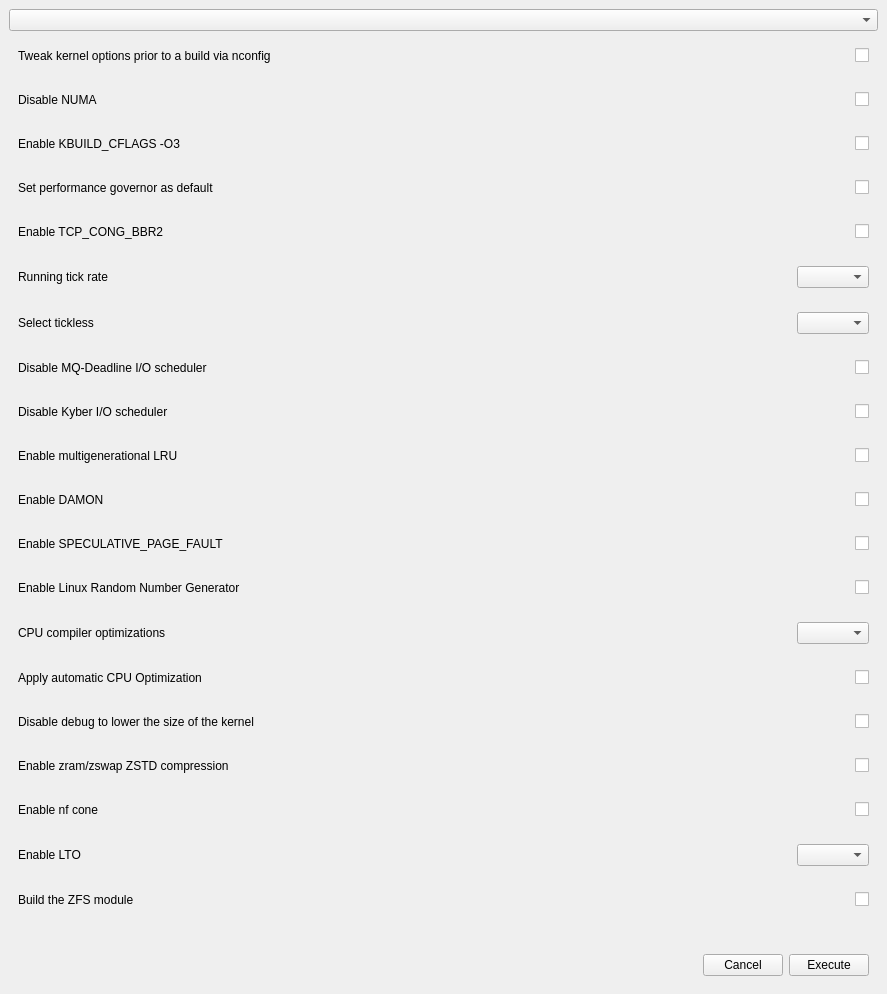
Qt form src/conf-window.ui (CachyOS/kernel-manager) before a commit.
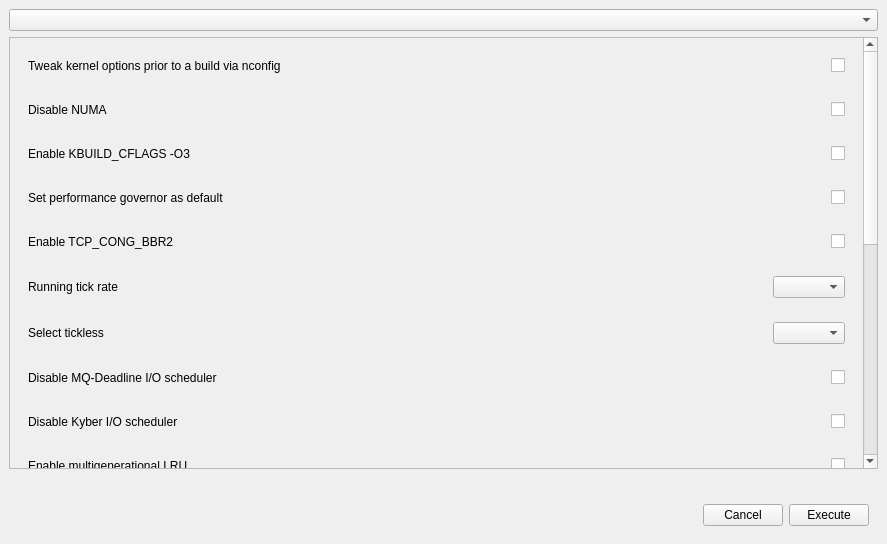
The same form after that commit. Icons and pictures are not drawn.

Commit message: Added scrollbar in configure window

The edit to the form file:
```diff
--- a/src/conf-window.ui
+++ b/src/conf-window.ui
@@ -23,17 +23,35 @@
      <widget class="QComboBox" name="comboBox"/>
     </item>
     <item>
-     <widget class="QWidget" name="nconfigwidget" native="true">
-      <layout class="QHBoxLayout" name="horizontalLayout20">
+     <widget class="QScrollArea" name="scroll_area">
+      <property name="verticalScrollBarPolicy">
+       <enum>Qt::ScrollBarAsNeeded</enum>
+      </property>
+      <property name="widgetResizable">
+       <bool>true</bool>
+      </property>
+      <widget class="QWidget" name="scroll_area_widgets">
+       <property name="geometry">
+        <rect>
+         <x>0</x>
+         <y>0</y>
+         <width>853</width>
+         <height>912</height>
+        </rect>
+       </property>
+       <layout class="QVBoxLayout" name="verticalLayout_2">
        <item>
-        <widget class="QLabel" name="label19">
+         <widget class="QWidget" name="nconfig_widget" native="true">
+          <layout class="QHBoxLayout" name="nconfig_horizontal_layout">
+           <item>
+            <widget class="QLabel" name="nconfig_label">
          <property name="text">
           <string>Tweak kernel options prior to a build via nconfig</string>
          </property>
         </widget>
        </item>
        <item>
-        <spacer name="horizontalSpacer20">
+            <spacer name="nconfig_horizontal_spacer">
          <property name="orientation">
           <enum>Qt::Horizontal</enum>
          </property>
@@ -46,14 +64,14 @@
         </spacer>
        </item>
        <item>
-        <widget class="QCheckBox" name="nconfigcheck"/>
+            <widget class="QCheckBox" name="nconfig_check"/>
        </item>
       </layout>
      </widget>
     </item>
     <item>
-     <widget class="QWidget" name="numawidget" native="true">
-      <layout class="QHBoxLayout" name="horizontalLayout">
+         <widget class="QWidget" name="numa_widget" native="true">
+          <layout class="QHBoxLayout" name="numa_horizontal_layout">
        <item>
         <widget class="QLabel" name="label">
          <property name="text">
@@ -81,8 +99,8 @@
      </widget>
     </item>
     <item>
-     <widget class="QWidget" name="hardlywidget" native="true">
-      <layout class="QHBoxLayout" name="horizontalLayout15">
+         <widget class="QWidget" name="hardly_widget" native="true">
+          <layout class="QHBoxLayout" name="hardly_horizontal_layout">
        <item>
         <widget class="QLabel" name="label14">
          <property name="text">
@@ -110,8 +128,8 @@
      </widget>
     </item>
     <item>
-     <widget class="QWidget" name="perfgovernwidget" native="true">
-      <layout class="QHBoxLayout" name="horizontalLayout14">
+         <widget class="QWidget" name="perfgovern_widget" native="true">
+          <layout class="QHBoxLayout" name="perfgovern_horizontal_layout">
        <item>
         <widget class="QLabel" name="label13">
          <property name="text">
@@ -139,8 +157,8 @@
      </widget>
     </item>
     <item>
-     <widget class="QWidget" name="tcpbbrwidget" native="true">
-      <layout class="QHBoxLayout" name="horizontalLayout13">
+         <widget class="QWidget" name="tcpbbr_widget" native="true">
+          <layout class="QHBoxLayout" name="tcpbbr_horizontal_layout">
        <item>
         <widget class="QLabel" name="label12">
          <property name="text">
@@ -168,8 +186,8 @@
      </widget>
     </item>
     <item>
-     <widget class="QWidget" name="hztickswidget" native="true">
-      <layout class="QHBoxLayout" name="horizontalLayout16">
+         <widget class="QWidget" name="hzticks_widget" native="true">
+          <layout class="QHBoxLayout" name="hzticks_horizontal_layout">
        <item>
         <widget class="QLabel" name="label15">
          <property name="text">
@@ -197,8 +215,8 @@
      </widget>
     </item>
     <item>
-     <widget class="QWidget" name="ticklesswidget" native="true">
-      <layout class="QHBoxLayout" name="horizontalLayout17">
+         <widget class="QWidget" name="tickless_widget" native="true">
+          <layout class="QHBoxLayout" name="tickless_horizontal_layout">
        <item>
         <widget class="QLabel" name="label16">
          <property name="text">
@@ -226,8 +244,8 @@
      </widget>
     </item>
     <item>
-     <widget class="QWidget" name="mqdiowidget" native="true">
-      <layout class="QHBoxLayout" name="horizontalLayout12">
+         <widget class="QWidget" name="mqdio_widget" native="true">
+          <layout class="QHBoxLayout" name="mqdio_horizontal_layout">
        <item>
         <widget class="QLabel" name="label11">
          <property name="text">
@@ -255,8 +273,8 @@
      </widget>
     </item>
     <item>
-     <widget class="QWidget" name="kyberwidget" native="true">
-      <layout class="QHBoxLayout" name="horizontalLayout11">
+         <widget class="QWidget" name="kyber_widget" native="true">
+          <layout class="QHBoxLayout" name="kyber_horizontal_layout">
        <item>
         <widget class="QLabel" name="label10">
          <property name="text">
@@ -284,8 +302,8 @@
      </widget>
     </item>
     <item>
-     <widget class="QWidget" name="lruwidget" native="true">
-      <layout class="QHBoxLayout" name="horizontalLayout10">
+         <widget class="QWidget" name="lru_widget" native="true">
+          <layout class="QHBoxLayout" name="lru_horizontal_layout">
        <item>
         <widget class="QLabel" name="label9">
          <property name="text">
@@ -313,8 +331,8 @@
      </widget>
     </item>
     <item>
-     <widget class="QWidget" name="damonwidget" native="true">
-      <layout class="QHBoxLayout" name="horizontalLayout9">
+         <widget class="QWidget" name="damon_widget" native="true">
+          <layout class="QHBoxLayout" name="damon_horizontal_layout">
        <item>
         <widget class="QLabel" name="label8">
          <property name="text">
@@ -342,8 +360,8 @@
      </widget>
     </item>
     <item>
-     <widget class="QWidget" name="spfwidget" native="true">
-      <layout class="QHBoxLayout" name="horizontalLayout8">
+         <widget class="QWidget" name="spf_widget" native="true">
+          <layout class="QHBoxLayout" name="spd_horizontal_layout">
        <item>
         <widget class="QLabel" name="label7">
          <property name="text">
@@ -371,8 +389,8 @@
      </widget>
     </item>
     <item>
-     <widget class="QWidget" name="lrngwidget" native="true">
-      <layout class="QHBoxLayout" name="horizontalLayout7">
+         <widget class="QWidget" name="lrng_widget" native="true">
+          <layout class="QHBoxLayout" name="lrng_horizontal_layout">
        <item>
         <widget class="QLabel" name="label6">
          <property name="text">
@@ -400,8 +418,8 @@
      </widget>
     </item>
     <item>
-     <widget class="QWidget" name="processor_optwidget" native="true">
-      <layout class="QHBoxLayout" name="horizontalLayout19">
+         <widget class="QWidget" name="processor_opt_widget" native="true">
+          <layout class="QHBoxLayout" name="processor_opt_horizontal_layout">
        <item>
         <widget class="QLabel" name="label18">
          <property name="text">
@@ -429,8 +447,8 @@
      </widget>
     </item>
     <item>
-     <widget class="QWidget" name="autooptimwidget" native="true">
-      <layout class="QHBoxLayout" name="horizontalLayout6">
+         <widget class="QWidget" name="autooptim_widget" native="true">
+          <layout class="QHBoxLayout" name="autooptim_horizontal_layout">
        <item>
         <widget class="QLabel" name="label5">
          <property name="text">
@@ -458,8 +476,8 @@
      </widget>
     </item>
     <item>
-     <widget class="QWidget" name="debugwidget" native="true">
-      <layout class="QHBoxLayout" name="horizontalLayout5">
+         <widget class="QWidget" name="debug_widget" native="true">
+          <layout class="QHBoxLayout" name="debug_horizontal_layout">
        <item>
         <widget class="QLabel" name="label4">
          <property name="text">
@@ -487,8 +505,8 @@
      </widget>
     </item>
     <item>
-     <widget class="QWidget" name="zstcompwidget" native="true">
-      <layout class="QHBoxLayout" name="horizontalLayout4">
+         <widget class="QWidget" name="zstcomp_widget" native="true">
+          <layout class="QHBoxLayout" name="zstcomp_horizontal_layout">
        <item>
         <widget class="QLabel" name="label3">
          <property name="text">
@@ -516,8 +534,8 @@
      </widget>
     </item>
     <item>
-     <widget class="QWidget" name="nfconewidget" native="true">
-      <layout class="QHBoxLayout" name="horizontalLayout3">
+         <widget class="QWidget" name="nfcone_widget" native="true">
+          <layout class="QHBoxLayout" name="nfcone_horizontal_layout">
        <item>
         <widget class="QLabel" name="label2">
          <property name="text">
@@ -545,8 +563,8 @@
      </widget>
     </item>
     <item>
-     <widget class="QWidget" name="ltowidget" native="true">
-      <layout class="QHBoxLayout" name="horizontalLayout2">
+         <widget class="QWidget" name="lto_widget" native="true">
+          <layout class="QHBoxLayout" name="lto_horizontal_layout">
        <item>
         <widget class="QLabel" name="label1">
          <property name="text">
@@ -574,8 +592,8 @@
      </widget>
     </item>
     <item>
-     <widget class="QWidget" name="builtin_zfswidget" native="true">
-      <layout class="QHBoxLayout" name="horizontalLayout18">
+         <widget class="QWidget" name="builtin_zfs_widget" native="true">
+          <layout class="QHBoxLayout" name="builtin_zfs_horizontal_layout">
        <item>
         <widget class="QLabel" name="label17">
          <property name="text">
@@ -602,6 +620,10 @@
       </layout>
      </widget>
     </item>
+       </layout>
+      </widget>
+     </widget>
+    </item>
     <item>
      <spacer name="horizontalSpacer_2">
       <property name="orientation">
@@ -616,23 +638,10 @@
      </spacer>
     </item>
     <item>
-     <spacer name="verticalSpacer">
-      <property name="orientation">
-       <enum>Qt::Vertical</enum>
-      </property>
-      <property name="sizeHint" stdset="0">
-       <size>
-        <width>20</width>
-        <height>40</height>
-       </size>
-      </property>
-     </spacer>
-    </item>
+     <widget class="QWidget" name="footer_widget" native="true">
+      <layout class="QHBoxLayout" name="footer_horizontal_layout">
     <item>
-     <widget class="QWidget" name="widget" native="true">
-      <layout class="QHBoxLayout" name="horizontalLayout1">
-       <item>
-        <spacer name="horizontalSpacer1">
+        <spacer name="footer_horizontal_spacer">
          <property name="orientation">
           <enum>Qt::Horizontal</enum>
          </property>
@@ -645,14 +654,14 @@
         </spacer>
        </item>
        <item>
-        <widget class="QPushButton" name="cancel">
+        <widget class="QPushButton" name="cancel_button">
          <property name="text">
           <string>Cancel</string>
          </property>
         </widget>
        </item>
        <item>
-        <widget class="QPushButton" name="ok">
+        <widget class="QPushButton" name="ok_button">
          <property name="text">
           <string>Execute</string>
          </property>
```
Left out of the diff: 123 changed lines with no effect on the pictures. Lines whose indentation alone changed are shown as unchanged. The commit also changes 3 other files.
